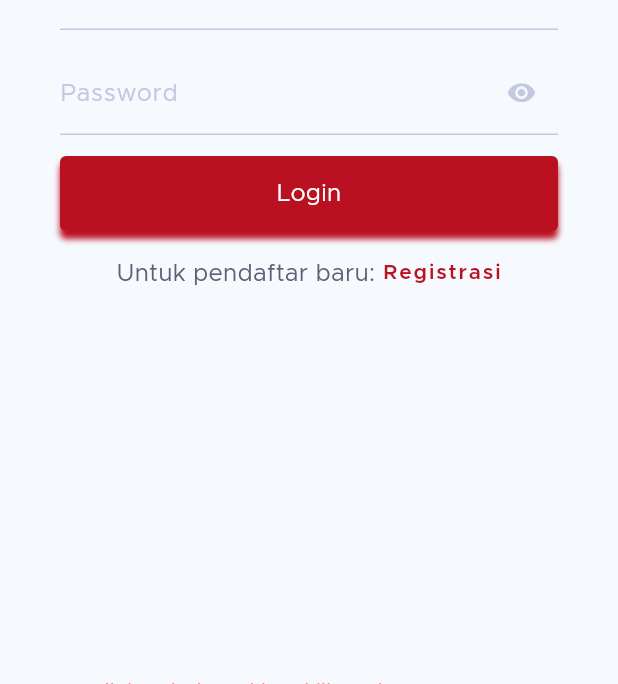
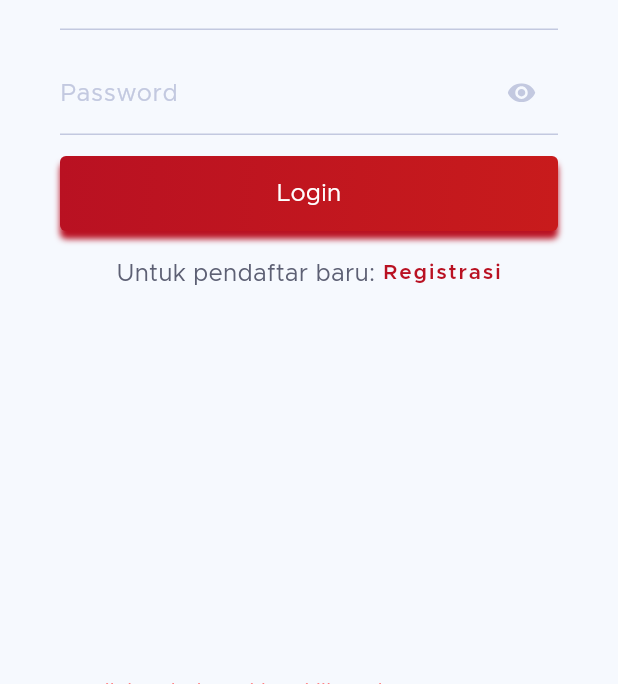
Before and after one commit to dhemitus/matel, a Flutter app: the screen it shows after launch, on a phone screen of 412 x 824 dp, the part 552-1236 px from its top. Run offline on Flutter 3.47's test engine with Material 2 defaults, Android fonts, the phone set to English and light mode, and no system bars; our stand-ins replace flutter_svg; missing offline and left inert: virtual_keyboard.

Commit message:
penambahan paket

```diff
--- a/lib/style/style.dart
+++ b/lib/style/style.dart
@@ -8,7 +8,7 @@ class Style {
   static final Color red = new Color(0xFFFFF0000);
   static final Color palered = new Color(0xFFFF4e53);
   static final Color lightred = new Color(0xFFFF7F81);
-  static final Color mediumorange = new Color(0xFFC81B1C);
+  static final Color mediumred = new Color(0xFFC81B1C);
   static final Color darkindigo = new Color(0xFF07133D);
   static final Color slategrey = new Color(0xFF5D6074);
   static final Color cloudyblue = new Color(0xFFC3C9E0);
--- a/lib/widgets/buttons/primary_button.dart
+++ b/lib/widgets/buttons/primary_button.dart
@@ -21,6 +21,11 @@ class PrimaryButton extends StatelessWidget {
           color: Style.oldred,
           shape: BoxShape.rectangle,
           borderRadius: BorderRadius.circular(4.0),
+          gradient: new LinearGradient(
+            colors: [Style.mediumred, Style.oldred],
+            begin: Alignment.centerRight,
+            end: new Alignment(-1.0, -1.0)
+          ),
           boxShadow: <BoxShadow> [
             new BoxShadow(
                 color: Style.oldred,
--- a/pubspec.yaml
+++ b/pubspec.yaml
@@ -16,6 +16,11 @@ dependencies:
   virtual_keyboard: ^0.1.4
   share: any
   shared_preferences: any
+  csv: ^4.0.3
+  rxdart: ^0.22.0
+  get_it: ^1.0.3+1
+  rx_command: ^4.3.1
+  sqflite: ^1.1.5
 
 dev_dependencies:
   flutter_test:
```
Also changed, not shown: pubspec.lock.
